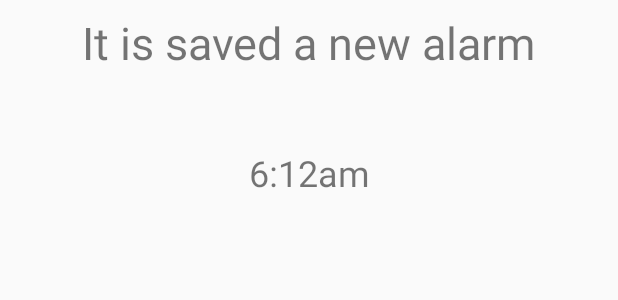
After one commit to alangiovannipc/fIrstAndroidKotlinApp, an Android app: the layout activity_detail_alarm.xml on its own in the app's theme, with its tools: preview values and no code run, on a phone screen of 412 x 824 dp. The commit adds this screen. Shown: the top 300 px of the screen. Run offline under Robolectric (Android 15) with nearby library versions, the phone set to English and light mode, and no system bars.

Commit message:
Added intent to the DetailAlarmActivity - Added Minute format - Modified the detail new Alarm title

```diff
--- a/app/src/main/AndroidManifest.xml
+++ b/app/src/main/AndroidManifest.xml
@@ -31,6 +31,7 @@
                 <category android:name="android.intent.category.LAUNCHER" />
             </intent-filter>
         </activity>
+        <activity android:name=".DetailAlarmActivity"></activity>
     </application>
 
 </manifest>
--- /dev/null
+++ b/app/src/main/res/layout/activity_detail_alarm.xml
@@ -0,0 +1,34 @@
+<?xml version="1.0" encoding="utf-8"?>
+<android.support.constraint.ConstraintLayout xmlns:android="http://schemas.android.com/apk/res/android"
+    xmlns:app="http://schemas.android.com/apk/res-auto"
+    xmlns:tools="http://schemas.android.com/tools"
+    android:layout_width="match_parent"
+    android:layout_height="match_parent"
+    tools:context="com.belatrix.apolar.myfirstkotlinapp.DetailAlarmActivity">
+
+    <TextView
+        android:id="@+id/textView2"
+        android:layout_width="wrap_content"
+        android:layout_height="wrap_content"
+        android:layout_marginEnd="8dp"
+        android:layout_marginStart="8dp"
+        android:layout_marginTop="8dp"
+        android:text="It is saved a new alarm"
+        android:textSize="30sp"
+        app:layout_constraintEnd_toEndOf="parent"
+        app:layout_constraintStart_toStartOf="parent"
+        app:layout_constraintTop_toTopOf="parent" />
+
+    <TextView
+        android:id="@+id/new_alarm_text"
+        android:layout_width="wrap_content"
+        android:layout_height="wrap_content"
+        android:layout_marginEnd="8dp"
+        android:layout_marginStart="8dp"
+        android:layout_marginTop="50dp"
+        android:text="6:12am"
+        android:textSize="24sp"
+        app:layout_constraintEnd_toEndOf="parent"
+        app:layout_constraintStart_toStartOf="parent"
+        app:layout_constraintTop_toBottomOf="@+id/textView2" />
+</android.support.constraint.ConstraintLayout>
```
Also changed, not shown: app/src/main/java/com/belatrix/apolar/myfirstkotlinapp/AlarmActivity.kt (+31 -5 lines), app/src/main/java/com/belatrix/apolar/myfirstkotlinapp/DetailAlarmActivity.kt (added, +23 -0 lines).
